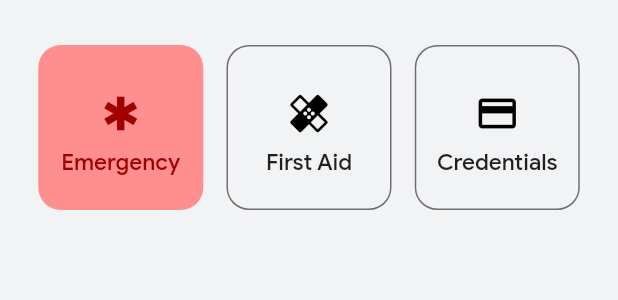
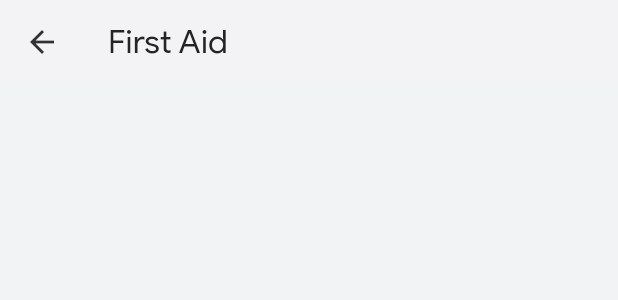
Before and after one commit to Jxhan11/UniMed, a Flutter app: the EmergencyCards widget shown alone on an empty page, opened directly, after a tap on the "healing" icon, on a phone screen of 412 x 824 dp. Shown: the top 300 px of the screen. Run offline on Flutter 3.47's test engine with Material 2 defaults, Android fonts, the phone set to English and light mode, and no system bars; our stand-ins replace charts_flutter; network calls fail.

Commit message:
Started work on firstAid page

```diff
--- /dev/null
+++ b/lib/Pages/FirstAid.dart
@@ -0,0 +1,35 @@
+import 'package:flutter/material.dart';
+import 'package:flutter/services.dart';
+import 'package:unimed/Components/usefulStuff.dart';
+
+import '../theme_constants.dart';
+
+class FirstAid extends StatefulWidget {
+  const FirstAid({Key? key}) : super(key: key);
+
+  @override
+  State<FirstAid> createState() => _FirstAidState();
+}
+
+class _FirstAidState extends State<FirstAid> {
+  @override
+  Widget build(BuildContext context) {
+    return Scaffold(
+      body: CustomScrollView(
+        slivers: [
+          SliverAppBar(
+            systemOverlayStyle: SystemUiOverlayStyle(statusBarColor: Theme.of(context).scaffoldBackgroundColor,statusBarIconBrightness: Theme.of(context).brightness==Brightness.dark? Brightness.light:Brightness.dark),
+            leading: InkWell(
+              onTap: (){
+                Navigator.pop(context);
+              },
+              child: Icon(Icons.arrow_back,color: Theme.of(context).brightness==Brightness.dark? LBoxFill:DBoxFill,),
+            ),
+            title: Text('First Aid',style: TextStyle(fontFamily: "PSL",fontSize: 22,letterSpacing: 0)),
+          ),
+
+        ],
+      ),
+    );
+  }
+}
```
Also changed, not shown: lib/main.dart (+12 -3 lines).
